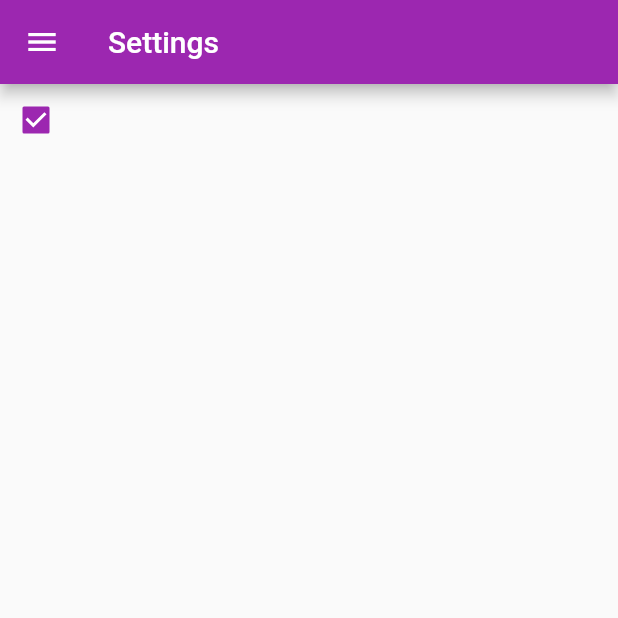
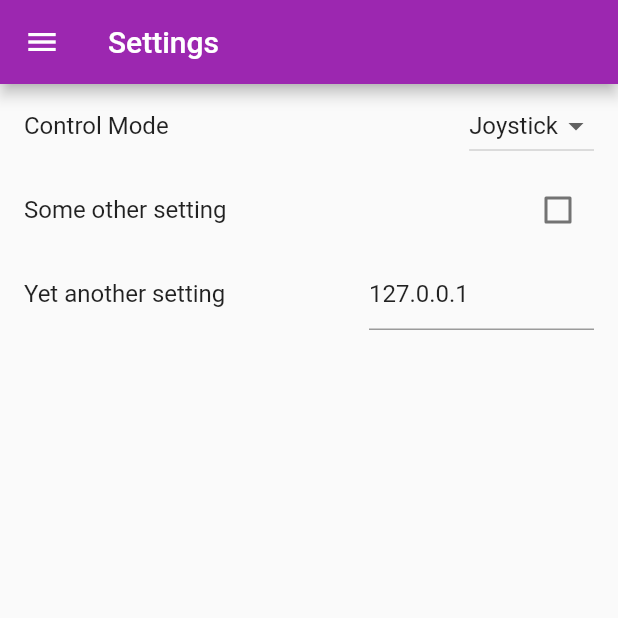
Before and after one commit to SouthEugeneRoboticsTeam/ursa-driver-station, a Flutter app: the SettingsPage screen opened directly, on a phone screen of 412 x 824 dp, the top half of it. Run offline on Flutter 3.47's test engine with Material 2 defaults, Android fonts, the phone set to English and light mode, and no system bars; our stand-ins replace flutter_redux, redux, sliding_up_panel; statements that could not run were skipped.

Commit message:
Add settings and Redux state

```diff
--- a/lib/domain/communications.dart
+++ b/lib/domain/communications.dart
@@ -1,6 +1,7 @@
 import 'dart:async';
 import 'dart:io';
-import 'outgoingMessage.dart';
+
+import 'package:ursa_ds_mobile/domain/outgoingMessage.dart';
 
 //final InternetAddress address = InternetAddress('10.25.21.1');
 final InternetAddress address = InternetAddress.loopbackIPv4;
--- a/lib/drawer.dart
+++ b/lib/drawer.dart
@@ -1,6 +1,6 @@
 import 'package:flutter/material.dart';
-import 'pages/home.dart';
-import 'pages/settings.dart';
+import 'package:ursa_ds_mobile/pages/home.dart';
+import 'package:ursa_ds_mobile/pages/settings.dart';
 
 class NavigationDrawer extends StatelessWidget {
   void navigateTo(BuildContext context, Widget page) {
--- a/lib/enableToggle.dart
+++ b/lib/enableToggle.dart
@@ -1,5 +1,5 @@
 import 'package:flutter/material.dart';
-import 'domain/communications.dart';
+import 'package:ursa_ds_mobile/domain/communications.dart';
 
 class EnableToggle extends StatefulWidget {
   const EnableToggle({Key key}) : super(key: key);
--- a/lib/joystick.dart
+++ b/lib/joystick.dart
@@ -1,6 +1,7 @@
+import 'dart:math';
+
 import 'package:flutter/material.dart';
-import 'dart:math';
-import 'domain/communications.dart';
+import 'package:ursa_ds_mobile/domain/communications.dart';
 
 class Joystick extends StatefulWidget {
   @override
--- a/lib/main.dart
+++ b/lib/main.dart
@@ -1,7 +1,11 @@
 import 'package:flutter/material.dart';
 import 'package:flutter/services.dart';
-import 'domain/communications.dart';
-import 'pages/home.dart';
+import 'package:flutter_redux/flutter_redux.dart';
+import 'package:redux/redux.dart';
+import 'package:ursa_ds_mobile/domain/communications.dart';
+import 'package:ursa_ds_mobile/model.dart';
+import 'package:ursa_ds_mobile/pages/home.dart';
+import 'package:ursa_ds_mobile/store/reducer.dart';
 
 void main() {
   SystemChrome.setEnabledSystemUIOverlays([]);
@@ -14,11 +18,24 @@ void main() {
     });
   });
 
-  runApp(MaterialApp(
-    title: 'URSA Control',
-    theme: ThemeData(
-      primarySwatch: Colors.purple,
+  runApp(UrsaApp());
+}
+
+final Store store = Store<AppState>(
+  appStateReducer,
+  initialState: AppState.initialState(),
+);
+
+class UrsaApp extends StatelessWidget {
+  @override
+  Widget build(BuildContext context) => StoreProvider<AppState>(
+    store: store,
+    child: MaterialApp(
+      title: 'URSA Control',
+      theme: ThemeData(
+        primarySwatch: Colors.purple,
+      ),
+      home: HomePage(),
     ),
-    home: HomePage(),
-  ));
+  );
 }
--- /dev/null
+++ b/lib/model.dart
@@ -0,0 +1,14 @@
+import 'package:flutter/foundation.dart';
+
+class AppState {
+  final ControlMode controlMode;
+
+  AppState({
+    @required this.controlMode,
+  });
+
+  AppState.initialState()
+      : controlMode = ControlMode.Joystick;
+}
+
+enum ControlMode { Tilt, Joystick }
--- a/lib/pages/home.dart
+++ b/lib/pages/home.dart
@@ -1,8 +1,8 @@
 import 'package:flutter/material.dart';
 import 'package:sliding_up_panel/sliding_up_panel.dart';
-import '../drawer.dart';
-import '../joystick.dart';
-import '../telemetry.dart';
+import 'package:ursa_ds_mobile/drawer.dart';
+import 'package:ursa_ds_mobile/joystick.dart';
+import 'package:ursa_ds_mobile/telemetry.dart';
 
 class HomePage extends StatelessWidget {
   @override
--- a/lib/pages/settings.dart
+++ b/lib/pages/settings.dart
@@ -1,11 +1,14 @@
 import 'package:flutter/material.dart';
-import '../drawer.dart';
+import 'package:flutter/services.dart';
+import 'package:flutter_redux/flutter_redux.dart';
+import 'package:redux/redux.dart';
+import 'package:ursa_ds_mobile/drawer.dart';
+import 'package:ursa_ds_mobile/model.dart';
+import 'package:ursa_ds_mobile/store/actions.dart';
 
 class SettingsPage extends StatelessWidget {
   void onChanged(bool value) {
-    print("$value");
-
-    // send data to robot
+    print('updating to $value');
   }
 
   @override
@@ -15,11 +18,64 @@ class SettingsPage extends StatelessWidget {
         title: Text('Settings'),
       ),
       drawer: NavigationDrawer(),
-      body: Column(
-        children: [
-          Checkbox(value: true, onChanged: onChanged),
-        ],
+      body: StoreConnector <AppState, _ViewModel>(
+        converter: (store) => _ViewModel.create(store),
+        builder: (context, _ViewModel viewModel) => ListView(
+          children: [
+            ListTile(
+              title: Text('Control Mode'),
+              trailing: DropdownButton<ControlMode>(
+                value: viewModel.controlMode,
+                items: ControlMode.values.map((mode) {
+                  return DropdownMenuItem<ControlMode>(
+                    value: mode,
+                    child: Text(mode.toString().replaceFirst('ControlMode.', '')),
+                  );
+                }).toList(),
+                onChanged: viewModel.onChangeControlMode,
+              ),
+            ),
+            ListTile(
+              title: Text('Some other setting'),
+              trailing: Checkbox(value: false, onChanged: (_) {}),
+            ),
+            ListTile(
+              title: Text('Yet another setting'),
+              trailing: Container(
+                width: 150,
+                child: TextField(
+                  controller: TextEditingController(text: '127.0.0.1'),
+                  keyboardType: TextInputType.numberWithOptions(decimal: true),
+                  inputFormatters: [
+                    WhitelistingTextInputFormatter(RegExp('[0-9\.]'))
+                  ],
+                ),
+              ),
+            ),
+          ],
+        ),
       ),
     );
   }
 }
+
+class _ViewModel {
+  final ControlMode controlMode;
+  final Function(ControlMode) onChangeControlMode;
+
+  _ViewModel({
+    this.controlMode,
+    this.onChangeControlMode,
+  });
+
+  factory _ViewModel.create(Store<AppState> store) {
+    _onChangeControlMode(ControlMode controlMode) {
+      store.dispatch(SetControlMode(controlMode));
+    }
+
+    return _ViewModel(
+      controlMode: store.state.controlMode,
+      onChangeControlMode: _onChangeControlMode,
+    );
+  }
+}
--- /dev/null
+++ b/lib/store/actions.dart
@@ -0,0 +1,7 @@
+import 'package:ursa_ds_mobile/model.dart';
+
+class SetControlMode {
+  final ControlMode controlMode;
+
+  SetControlMode(this.controlMode);
+}
--- /dev/null
+++ b/lib/store/reducer.dart
@@ -0,0 +1,11 @@
+import 'package:ursa_ds_mobile/model.dart';
+
+ControlMode changeControlMode(ControlMode state, action) {
+  return action.controlMode;
+}
+
+AppState appStateReducer(AppState state, action) {
+  return AppState(
+    controlMode: changeControlMode(state.controlMode, action),
+  );
+}
--- a/pubspec.yaml
+++ b/pubspec.yaml
@@ -10,6 +10,8 @@ dependencies:
   flutter:
     sdk: flutter
 
+  flutter_redux: ^0.5.3
+  redux: ^3.0.0
   sliding_up_panel: ^0.3.4
 
 dev_dependencies:
```
Also changed, not shown: lib/telemetry.dart (+4 -3 lines), pubspec.lock.
